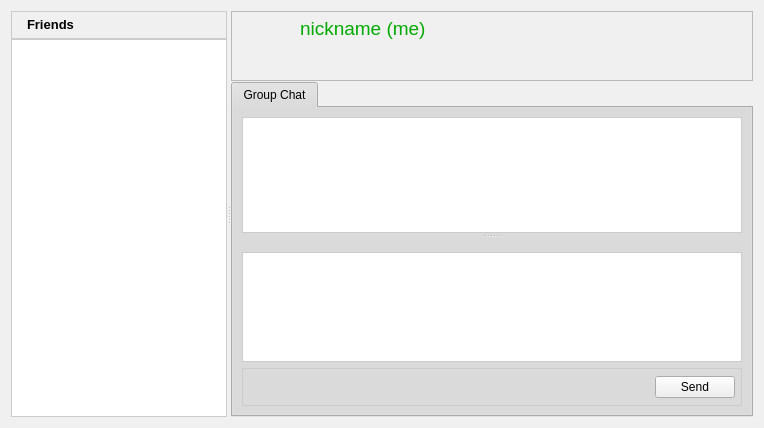
This is retroshare-gui/src/gui/PeersDialog.ui in RetroShare/RetroShare as Qt 5 draws it before an edit. The edited form follows.
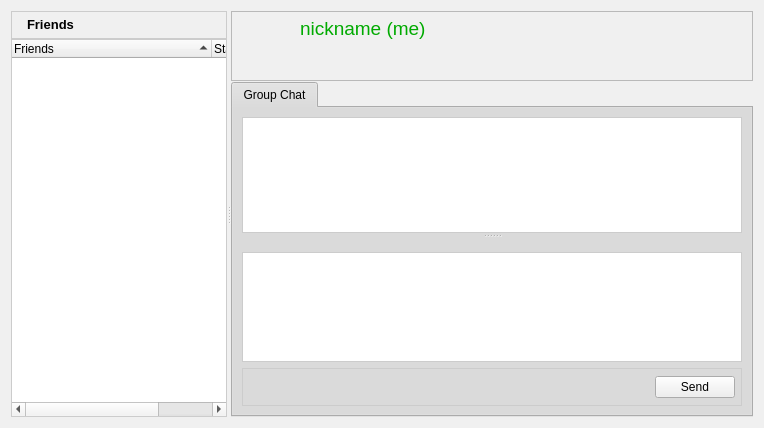
This is the edited form. Icons and pictures are not drawn. Custom widgets are drawn as their Qt base class.

Commit message: Added the state column in PeersDialog again. Now you can choose to show the state in an own column or behind the name.

The edit to the form file:
```diff
--- a/retroshare-gui/src/gui/PeersDialog.ui
+++ b/retroshare-gui/src/gui/PeersDialog.ui
@@ -718,23 +718,22 @@
          <property name="expandsOnDoubleClick">
           <bool>false</bool>
          </property>
-         <attribute name="headerVisible">
-          <bool>false</bool>
-         </attribute>
          <attribute name="headerDefaultSectionSize">
           <number>200</number>
          </attribute>
          <attribute name="headerDefaultSectionSize">
           <number>200</number>
          </attribute>
-         <attribute name="headerVisible">
-          <bool>false</bool>
-         </attribute>
          <column>
           <property name="text">
            <string>Friends</string>
           </property>
          </column>
+         <column>
+          <property name="text">
+           <string>Status</string>
+          </property>
+         </column>
         </widget>
        </item>
       </layout>
```
Left out of the diff: 8 changed lines with no effect on the pictures. The commit also changes 4 other files.
